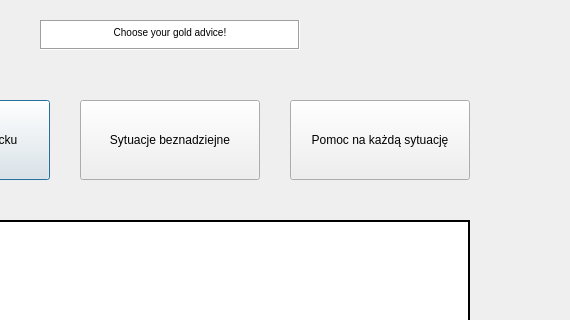
Old version of the form main.ui in the repository Dexmo-7/NawiedzonyGenerator; both pictures show x 230 to 800 and y 0 to 320 of the 800 by 600 pixel window.
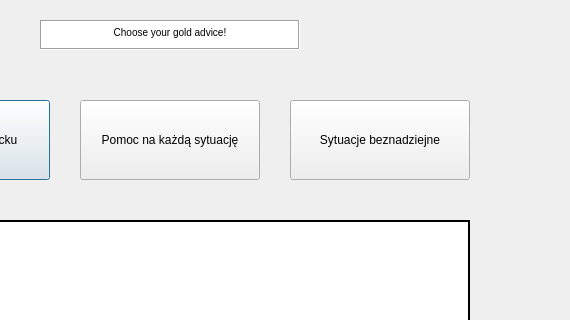
New version of the form.

```diff
--- a/main.ui
+++ b/main.ui
@@ -45,7 +45,7 @@
     <bool>false</bool>
    </property>
    <property name="text">
-    <string>Pomoc na każdą sytuację</string>
+    <string>Sytuacje beznadziejne</string>
    </property>
    <property name="checkable">
     <bool>true</bool>
@@ -61,7 +61,7 @@
     </rect>
    </property>
    <property name="text">
-    <string>Sytuacje beznadziejne</string>
+    <string>Pomoc na każdą sytuację</string>
    </property>
    <property name="checkable">
     <bool>true</bool>
```
Left out of the diff: 12 changed lines with no effect on the pictures.
